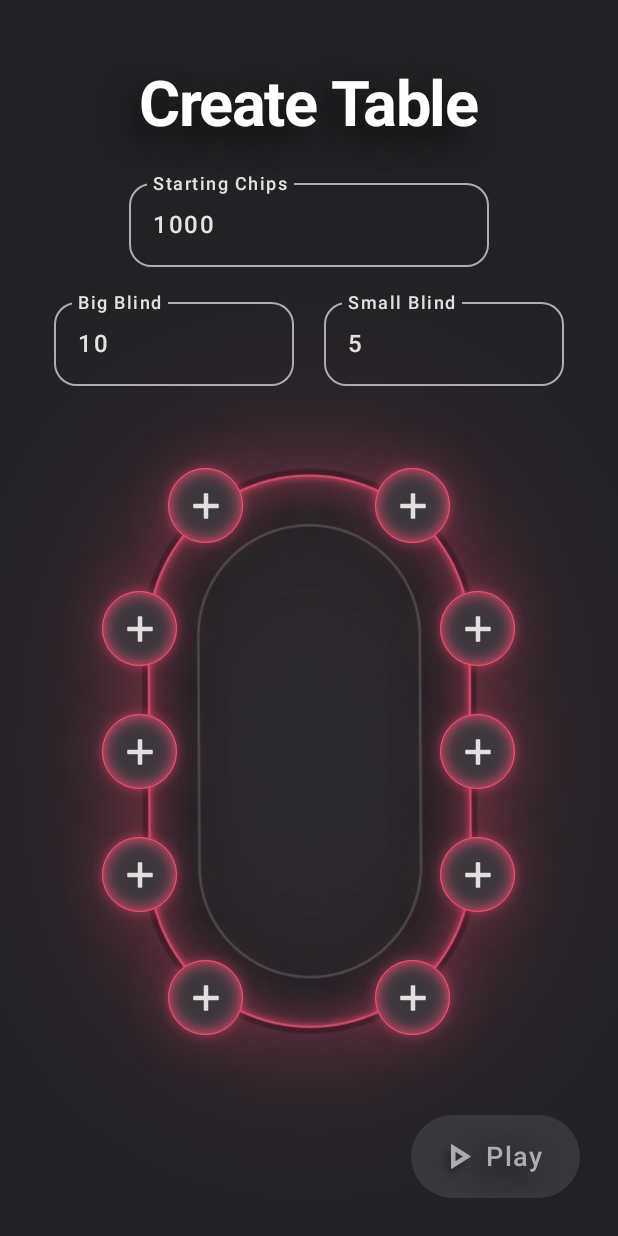
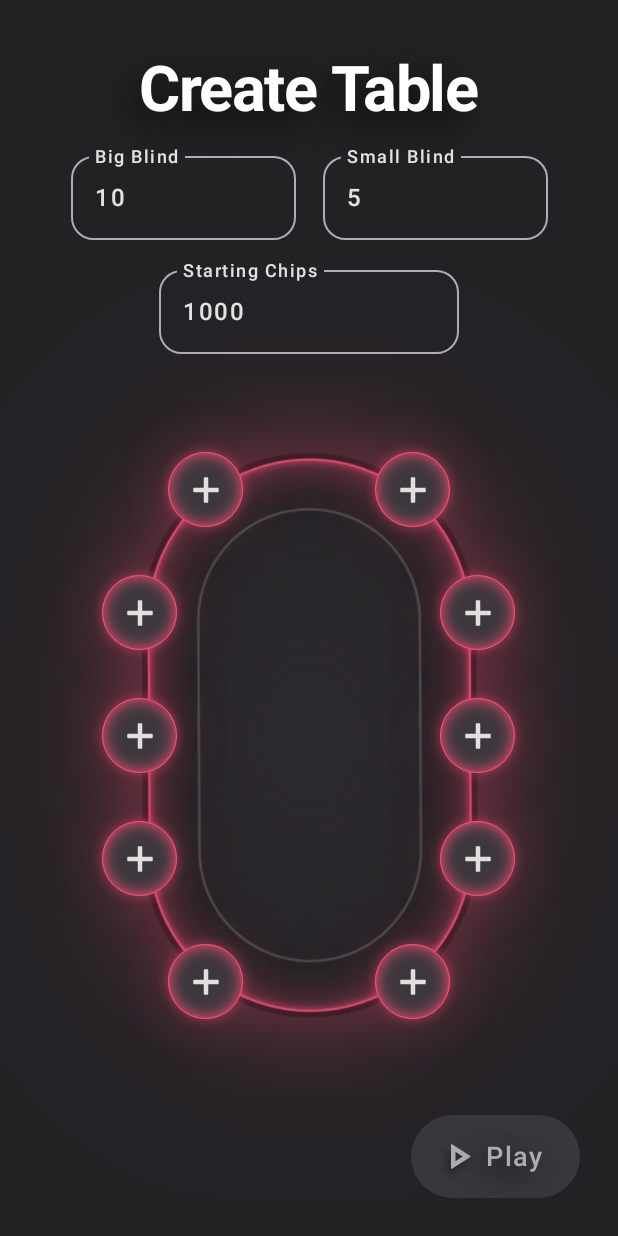
Before and after one commit to Sycariae/Chipless, an Android app built with Jetpack Compose: the CreateTableScreen screen opened through its navigation route, on a phone screen of 412 x 824 dp. Run offline under Robolectric (Android 15) with nearby library versions, the light colour scheme and no system bars.

Commit message:
Adjusted layout on CreateTableScreen to make more streamlined and well spaced out

```diff
--- a/app/src/main/java/com/sycarias/chipless/ui/screens/CreateTable.kt
+++ b/app/src/main/java/com/sycarias/chipless/ui/screens/CreateTable.kt
@@ -218,7 +218,7 @@ fun CreateTableScreen(navController: NavController, viewModel: TableDataViewMode
         horizontalAlignment = Alignment.CenterHorizontally,
         verticalArrangement = Arrangement.Top
     ) {
-        Spacer(modifier = Modifier.height(45.dp))
+        Spacer(modifier = Modifier.height(35.dp))
         // Title
         Text(
             text = "Create Table",
@@ -230,17 +230,8 @@ fun CreateTableScreen(navController: NavController, viewModel: TableDataViewMode
             ),
             color = ChiplessColors.textPrimary
         )
-        Spacer(Modifier.height(20.dp))
+        Spacer(Modifier.height(12.dp))
         // Settings Input Fields
-        IntInputField(
-            label = "Starting Chips",
-            initialValue = startingChips.toString(),
-            maxLen = 6,
-            isValid = startingChipsValid,
-            onValueChange = { viewModel.setStartingChips(it.toInt()) },
-            modifier = Modifier.width(240.dp)
-        )
-        Spacer(Modifier.height(15.dp))
         Row() {
             IntInputField(
                 label = "Big Blind",
@@ -251,18 +242,27 @@ fun CreateTableScreen(navController: NavController, viewModel: TableDataViewMode
                     viewModel.setBigBlind( it.toInt() )
                     viewModel.setSmallBlind( it.toInt() / 2 )
                 },
-                modifier = Modifier.width(160.dp)
+                modifier = Modifier.width(150.dp)
             )
-            Spacer(Modifier.width(20.dp))
+            Spacer(Modifier.width(18.dp))
             IntInputField(
                 label = "Small Blind",
                 initialValue = smallBlind.toString(),
                 isValid = smallBlindValid,
                 maxLen = 4,
                 onValueChange = { viewModel.setSmallBlind(it.toInt()) },
-                modifier = Modifier.width(160.dp)
+                modifier = Modifier.width(150.dp)
             )
         }
+        Spacer(Modifier.height(12.dp))
+        IntInputField(
+            label = "Starting Chips",
+            initialValue = startingChips.toString(),
+            maxLen = 6,
+            isValid = startingChipsValid,
+            onValueChange = { viewModel.setStartingChips(it.toInt()) },
+            modifier = Modifier.width(200.dp)
+        )
 
         Box(
             modifier = Modifier
```
